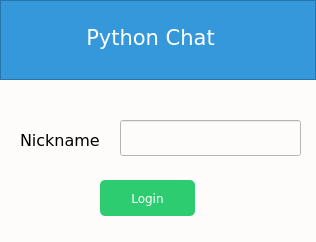
Above: Trabajos en python/client/views/ui_files/login.ui from Allrivenjs/Chat-with-python before the change. Below: the same form after it.
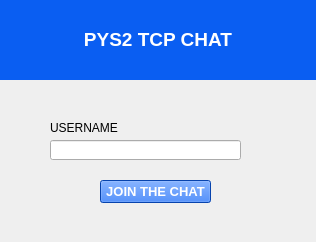
That is the form after the change.

```diff
--- a/Trabajos en python/client/views/ui_files/login.ui
+++ b/Trabajos en python/client/views/ui_files/login.ui
@@ -10,18 +10,9 @@
     <height>242</height>
    </rect>
   </property>
-  <property name="minimumSize">
-   <size>
-    <width>0</width>
-    <height>242</height>
-   </size>
-  </property>
   <property name="windowTitle">
    <string>Form</string>
   </property>
-  <property name="styleSheet">
-   <string notr="true">background-color: #FEFCFB;</string>
-  </property>
   <widget class="QFrame" name="frame">
    <property name="geometry">
     <rect>
@@ -32,7 +23,7 @@
     </rect>
    </property>
    <property name="styleSheet">
-    <string notr="true">background-color: #3498db;</string>
+    <string notr="true">background-color: #0A5EF2</string>
    </property>
    <property name="frameShape">
     <enum>QFrame::StyledPanel</enum>
@@ -43,57 +34,41 @@
    <widget class="QLabel" name="label">
     <property name="geometry">
      <rect>
-      <x>40</x>
-      <y>10</y>
-      <width>221</width>
-      <height>41</height>
+      <x>0</x>
+      <y>0</y>
+      <width>316</width>
+      <height>80</height>
      </rect>
     </property>
-    <property name="font">
-     <font>
-      <family>DejaVu Sans</family>
-     </font>
-    </property>
     <property name="styleSheet">
      <string notr="true">color:white;</string>
     </property>
     <property name="text">
-     <string>&lt;html&gt;&lt;head/&gt;&lt;body&gt;&lt;p align=&quot;center&quot;&gt;&lt;span style=&quot; font-size:24pt; vertical-align:sub;&quot;&gt;Python Chat&lt;/span&gt;&lt;/p&gt;&lt;/body&gt;&lt;/html&gt;</string>
+     <string>&lt;html&gt;&lt;head/&gt;&lt;body&gt;&lt;p align=&quot;center&quot;&gt;&lt;span style=&quot; font-size:14pt; font-weight:600;&quot;&gt;PYS2 TCP CHAT&lt;/span&gt;&lt;/p&gt;&lt;/body&gt;&lt;/html&gt;</string>
     </property>
    </widget>
   </widget>
   <widget class="QLabel" name="label_2">
    <property name="geometry">
     <rect>
-     <x>20</x>
-     <y>130</y>
-     <width>81</width>
-     <height>21</height>
-    </rect>
-   </property>
-   <property name="font">
-    <font>
-     <family>DejaVu Sans</family>
-    </font>
-   </property>
-   <property name="styleSheet">
-    <string notr="true">color: black;</string>
-   </property>
-   <property name="text">
-    <string>&lt;html&gt;&lt;head/&gt;&lt;body&gt;&lt;p&gt;&lt;span style=&quot; font-size:12pt;&quot;&gt;Nickname&lt;/span&gt;&lt;/p&gt;&lt;/body&gt;&lt;/html&gt;</string>
-   </property>
-  </widget>
-  <widget class="QLineEdit" name="usernameLineEdit">
-   <property name="geometry">
-    <rect>
-     <x>120</x>
+     <x>50</x>
      <y>120</y>
-     <width>181</width>
-     <height>36</height>
+     <width>71</width>
+     <height>16</height>
     </rect>
    </property>
-   <property name="styleSheet">
-    <string notr="true">color:black;</string>
+   <property name="text">
+    <string>USERNAME</string>
+   </property>
+  </widget>
+  <widget class="QLineEdit" name="usernameLineEdit">
+   <property name="geometry">
+    <rect>
+     <x>50</x>
+     <y>140</y>
+     <width>191</width>
+     <height>20</height>
+    </rect>
    </property>
   </widget>
   <widget class="QPushButton" name="joinButton">
@@ -101,28 +76,23 @@
     <rect>
      <x>100</x>
      <y>180</y>
-     <width>95</width>
-     <height>36</height>
+     <width>111</width>
+     <height>23</height>
     </rect>
    </property>
    <property name="font">
     <font>
-     <family>DejaVu Sans</family>
+     <pointsize>10</pointsize>
+     <weight>75</weight>
+     <bold>true</bold>
     </font>
    </property>
    <property name="styleSheet">
-    <string notr="true">QPushButton {
-	background-color: #2ecc71;
-	border-radius: 5px;
-	color: white;
-}
-
-QPushButton:hover {
-	background-color: #27ae60;
-}</string>
+    <string notr="true">color: white; 
+background-color: #0A5EF2;</string>
    </property>
    <property name="text">
-    <string>Login</string>
+    <string>JOIN THE CHAT</string>
    </property>
   </widget>
  </widget>
```
Left out of the diff: 6 changed lines with no effect on the pictures.
